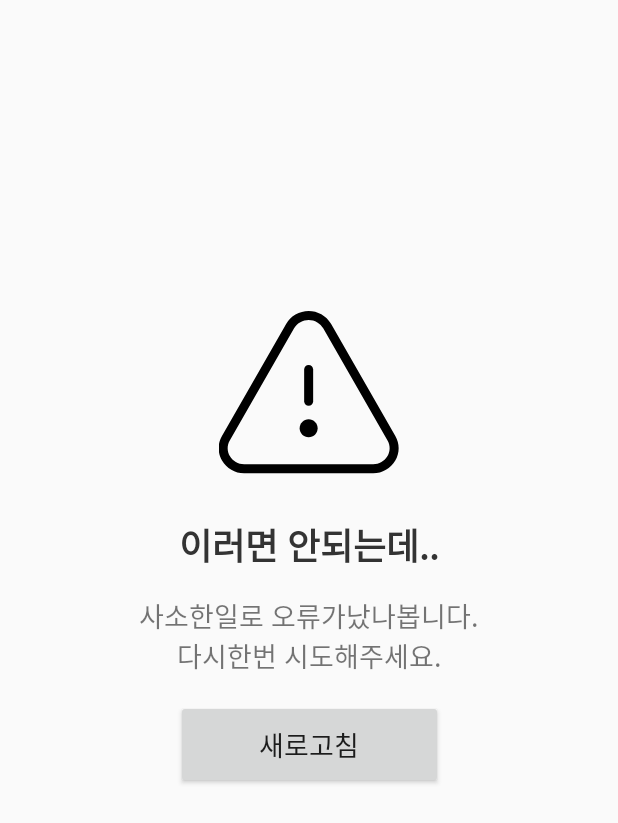
After one commit to GingGingI/cursed-puppy-android, an Android app: the ErrorActivity screen opened directly, with no data from a screen before it, on a phone screen of 412 x 824 dp. The commit adds this screen. Shown: the top 823 px of the screen. Run offline under Robolectric (Android 15) with nearby library versions, the phone set to English and light mode, and no system bars; our stand-ins replace Dagger/Hilt's generated code, data binding; libraries missing offline, so code that uses them is left out: com.squareup.otto; 1 statement that could not run was skipped.

Commit message:
에러페이지 추가(이제 안튕겨요!)

```diff
--- a/app/src/main/AndroidManifest.xml
+++ b/app/src/main/AndroidManifest.xml
@@ -13,13 +13,15 @@
         android:supportsRtl="true"
         android:usesCleartextTraffic="true"
         android:theme="@style/AppTheme">
-        <activity android:name=".ui.main.MainActivity">
+        <activity android:name=".ui.etc.SplashActivity">
             <intent-filter>
                 <action android:name="android.intent.action.MAIN" />
 
                 <category android:name="android.intent.category.LAUNCHER" />
             </intent-filter>
         </activity>
+        <activity android:name=".ui.main.MainActivity"/>
+        <activity android:name=".ui.etc.ErrorActivity"/>
     </application>
 
 </manifest>
--- a/app/src/main/java/c/gingdev/cursedpuppy/base/BaseActivity.kt
+++ b/app/src/main/java/c/gingdev/cursedpuppy/base/BaseActivity.kt
@@ -3,6 +3,8 @@ package c.gingdev.cursedpuppy.base
 import android.os.Bundle
 import androidx.annotation.LayoutRes
 import androidx.appcompat.app.AppCompatActivity
+import androidx.databinding.DataBindingUtil
+import androidx.databinding.ViewDataBinding
 import c.gingdev.cursedpuppy.utils.event.PuppyEventBus
 import dagger.android.AndroidInjection
 import dagger.android.support.DaggerAppCompatActivity
@@ -11,11 +13,12 @@ abstract class BaseActivity: DaggerAppCompatActivity() {
 
     @LayoutRes protected abstract fun layoutRes(): Int
 
+    protected lateinit var binding: ViewDataBinding
     override fun onCreate(savedInstanceState: Bundle?) {
         AndroidInjection.inject(this)
         super.onCreate(savedInstanceState)
 
-        setContentView(layoutRes())
+        binding = DataBindingUtil.setContentView(this, layoutRes())
         onCreated(savedInstanceState)
 
         PuppyEventBus.register(this)
--- a/app/src/main/java/c/gingdev/cursedpuppy/di/component/AppComponent.kt
+++ b/app/src/main/java/c/gingdev/cursedpuppy/di/component/AppComponent.kt
@@ -5,7 +5,6 @@ import c.gingdev.cursedpuppy.base.App
 import c.gingdev.cursedpuppy.di.module.view.ActivityBindingModule
 import c.gingdev.cursedpuppy.di.module.network.NetworkModule
 import c.gingdev.cursedpuppy.di.module.basic.AppModule
-import c.gingdev.cursedpuppy.di.module.view.ViewModelModule
 import dagger.BindsInstance
 import dagger.Component
 import dagger.android.AndroidInjector
--- a/app/src/main/java/c/gingdev/cursedpuppy/di/module/view/ActivityBindingModule.kt
+++ b/app/src/main/java/c/gingdev/cursedpuppy/di/module/view/ActivityBindingModule.kt
@@ -1,5 +1,6 @@
 package c.gingdev.cursedpuppy.di.module.view
 
+import c.gingdev.cursedpuppy.ui.etc.ErrorActivity
 import c.gingdev.cursedpuppy.ui.main.MainActivity
 import c.gingdev.cursedpuppy.ui.main.MainFragmentBindingModule
 import dagger.Module
@@ -9,4 +10,7 @@ import dagger.android.ContributesAndroidInjector
 abstract class ActivityBindingModule {
     @ContributesAndroidInjector(modules = [MainFragmentBindingModule::class])
     abstract fun bindMainActivity(): MainActivity
+
+    @ContributesAndroidInjector
+    abstract fun bindErrorActivity(): ErrorActivity
 }
--- /dev/null
+++ b/app/src/main/java/c/gingdev/cursedpuppy/ui/etc/ErrorActivity.kt
@@ -0,0 +1,38 @@
+package c.gingdev.cursedpuppy.ui.etc
+
+import android.content.Intent
+import android.os.Bundle
+import android.util.Log
+import androidx.databinding.DataBindingUtil
+import c.gingdev.cursedpuppy.BR
+import c.gingdev.cursedpuppy.R
+import c.gingdev.cursedpuppy.base.BaseActivity
+import c.gingdev.cursedpuppy.databinding.ActivityErrorBinding
+
+class ErrorActivity: BaseActivity() {
+    private val TAG = "ERRORACTIVITY"
+
+    private val lastActivityIntent by lazy { intent.getParcelableExtra<Intent>(EXTRA_INTENT) }
+    private val errorText by lazy { intent.getStringExtra(EXTRA_ERROR_TEXT) }
+
+    override fun layoutRes(): Int {
+        return R.layout.activity_error
+    }
+
+    override fun onCreated(savedInstanceState: Bundle?) {
+//        Log.e("errorActivity", errorText)
+        Log.e(TAG, "$lastActivityIntent")
+
+        binding.setVariable(BR.errorText, errorText)
+
+        (binding as ActivityErrorBinding).retryButton.setOnClickListener {
+            startActivity(lastActivityIntent)
+            finish()
+        }
+    }
+
+    companion object {
+        const val EXTRA_INTENT = "EXTRA_INTENT"
+        const val EXTRA_ERROR_TEXT = "EXTRA_ERROR_TEXT"
+    }
+}
--- /dev/null
+++ b/app/src/main/res/drawable/ic_warning.xml
@@ -0,0 +1,6 @@
+<vector android:height="64dp" android:viewportHeight="511"
+    android:viewportWidth="511.99915" android:width="64dp" xmlns:android="http://schemas.android.com/apk/res/android">
+    <path android:fillColor="#FF000000" android:pathData="m255,294.309c7.07,0 12.797,-5.73 12.797,-12.797v-89.602c0,-7.07 -5.73,-12.801 -12.797,-12.801 -7.07,0 -12.801,5.73 -12.801,12.801v89.602c0,7.066 5.73,12.797 12.801,12.797zM255,294.309"/>
+    <path android:fillColor="#FF000000" android:pathData="m280.598,358.309c0,14.137 -11.461,25.598 -25.598,25.598 -14.141,0 -25.602,-11.461 -25.602,-25.598 0,-14.141 11.461,-25.602 25.602,-25.602 14.137,0 25.598,11.461 25.598,25.602zM280.598,358.309"/>
+    <path android:fillColor="#FF000000" android:pathData="m501.57,380.121 l-182.949,-318.246c-20.695,-35.137 -65.957,-46.844 -101.094,-26.145 -10.797,6.355 -19.797,15.359 -26.152,26.156l-182.945,318.234c-12.609,21.629 -12.57,48.379 0.098,69.973 13.086,22.652 37.363,36.492 63.523,36.215h365.895c26.16,0.281 50.438,-13.563 63.527,-36.215 12.668,-21.594 12.703,-48.344 0.098,-69.973zM479.32,437.27c-8.551,14.703 -24.363,23.66 -41.375,23.438h-365.895c-17.012,0.223 -32.82,-8.734 -41.375,-23.438 -8.027,-13.707 -8.047,-30.676 -0.051,-44.402l182.949,-318.219c13.637,-22.879 43.238,-30.375 66.121,-16.738 6.879,4.102 12.629,9.852 16.73,16.727l182.945,318.23c7.996,13.727 7.977,30.695 -0.051,44.402zM479.32,437.27"/>
+</vector>
--- /dev/null
+++ b/app/src/main/res/layout/activity_error.xml
@@ -0,0 +1,90 @@
+<?xml version="1.0" encoding="utf-8"?>
+
+<layout>
+
+    <data>
+        <variable
+            name="errorText"
+            type="String" />
+    </data>
+
+    <androidx.constraintlayout.widget.ConstraintLayout
+        xmlns:android="http://schemas.android.com/apk/res/android"
+        xmlns:app="http://schemas.android.com/apk/res-auto"
+        android:orientation="vertical"
+        android:layout_width="match_parent"
+        android:layout_height="match_parent">
+
+        <ImageView
+            android:id="@+id/errorImage"
+            android:layout_width="180dp"
+            android:layout_height="0dp"
+
+            android:src="@drawable/ic_warning"
+
+            android:layout_margin="8dp"
+
+            app:layout_constraintDimensionRatio="H,3:2"
+
+            app:layout_constraintStart_toStartOf="parent"
+            app:layout_constraintEnd_toEndOf="parent"
+            app:layout_constraintBottom_toBottomOf="@id/imageGuide"/>
+
+        <TextView
+            android:id="@+id/errorFoundText"
+            android:layout_width="wrap_content"
+            android:layout_height="wrap_content"
+
+            android:text="@string/error_found"
+            android:textSize="24sp"
+            android:textStyle="bold"
+            android:textColor="#333"
+
+            android:layout_margin="16dp"
+
+            app:layout_constraintStart_toStartOf="parent"
+            app:layout_constraintEnd_toEndOf="parent"
+            app:layout_constraintTop_toBottomOf="@id/imageGuide"/>
+
+        <TextView
+            android:id="@+id/errorFoundDetailText"
+            android:layout_width="wrap_content"
+            android:layout_height="wrap_content"
+
+            android:text="@string/error_found_detail"
+            android:textSize="18sp"
+            android:textAlignment="center"
+
+            android:layout_margin="16dp"
+
+            app:layout_constraintTop_toBottomOf="@id/errorFoundText"
+            app:layout_constraintStart_toStartOf="parent"
+            app:layout_constraintEnd_toEndOf="parent"/>
+
+
+        <Button
+            android:id="@+id/retryButton"
+            android:layout_width="0dp"
+            android:layout_height="wrap_content"
+
+            android:text="새로고침"
+            android:textSize="18sp"
+            android:padding="16dp"
+
+            android:layout_margin="16dp"
+
+            app:layout_constraintDimensionRatio="H, 2:6"
+
+            app:layout_constraintTop_toBottomOf="@id/errorFoundDetailText"
+            app:layout_constraintStart_toStartOf="parent"
+            app:layout_constraintEnd_toEndOf="parent"/>
+
+        <androidx.constraintlayout.widget.Guideline
+            android:id="@+id/imageGuide"
+            android:layout_width="match_parent"
+            android:layout_height="wrap_content"
+
+            android:orientation="horizontal"
+            app:layout_constraintGuide_percent="0.4" />
+    </androidx.constraintlayout.widget.ConstraintLayout>
+</layout>
--- a/app/src/main/res/layout/activity_main.xml
+++ b/app/src/main/res/layout/activity_main.xml
@@ -94,7 +94,6 @@
 
                         android:text="멈뭄미"
                         android:textSize="24sp"
-                        android:textStyle="bold"
                         android:gravity="center"
 
                         app:layout_constraintStart_toStartOf="parent"
--- a/app/src/main/res/values/strings.xml
+++ b/app/src/main/res/values/strings.xml
@@ -1,6 +1,8 @@
 <resources>
     <string name="app_name">멈뭄미</string>
 
-    <string name="IconBy_Uri">https://www.flaticon.com/authors/bqlqn</string>
-    <string name="IconBy_Name">bqlqn</string>
+    <string name="error_found">이러면 안되는데..</string>
+    <string name="error_found_detail">사소한일로 오류가났나봅니다.\n다시한번 시도해주세요.</string>
+
+    <string name="com.crashlytics.useFirebaseAppId">true</string>
 </resources>
```
Also changed, not shown: app/build.gradle (+8 -1 lines), app/src/main/java/c/gingdev/cursedpuppy/base/App.kt (+56 -0 lines), app/src/main/java/c/gingdev/cursedpuppy/base/BaseActivityLifecycleCallbacks.kt (added, +35 -0 lines), app/src/main/java/c/gingdev/cursedpuppy/ui/etc/SplashActivity.kt (added, +20 -0 lines), app/src/main/java/c/gingdev/cursedpuppy/ui/list/MainListViewModel.kt (+5 -4 lines), app/src/main/java/c/gingdev/cursedpuppy/utils/ErrorExceptionHandler.kt (added, +78 -0 lines), app/src/main/res/drawable/ic_left_arrow.xml (+4 -8 lines), app/src/main/res/layout/activity_splash.xml (added, +15 -0 lines), build.gradle (+3 -4 lines), 2 other files.
